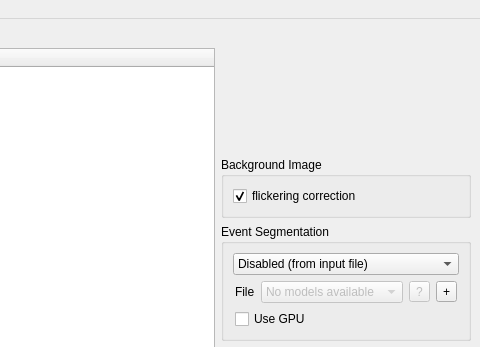
Qt form chipstream/gui/main_window.ui (DC-analysis/ChipStream) before a commit; both pictures show x 636 to 1116 and y 0 to 347 of the 1116 by 686 pixel window.
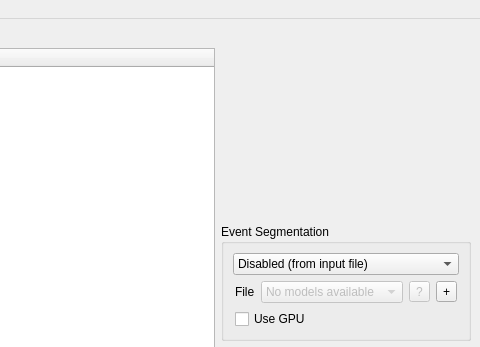
The same form after that commit. Custom widgets are drawn as their Qt base class.

Commit message: enh: automatically detect flickering and apply offset correction

What changed in the file:
```diff
--- a/chipstream/gui/main_window.ui
+++ b/chipstream/gui/main_window.ui
@@ -149,28 +149,6 @@
          </property>
         </spacer>
        </item>
-       <item>
-        <widget class="QGroupBox" name="groupBox">
-         <property name="title">
-          <string>Background Image</string>
-         </property>
-         <layout class="QVBoxLayout" name="verticalLayout_2">
-          <item>
-           <widget class="QCheckBox" name="checkBox_bg_flickering">
-            <property name="toolTip">
-             <string>Use this option if the input dataset exhibits global temporal brightness variations of a few grayscal values</string>
-            </property>
-            <property name="text">
-             <string>flickering correction</string>
-            </property>
-            <property name="checked">
-             <bool>true</bool>
-            </property>
-           </widget>
-          </item>
-         </layout>
-        </widget>
-       </item>
        <item>
         <widget class="QGroupBox" name="groupBox_4">
          <property name="sizePolicy">
```
The commit also changes 8 other files.
